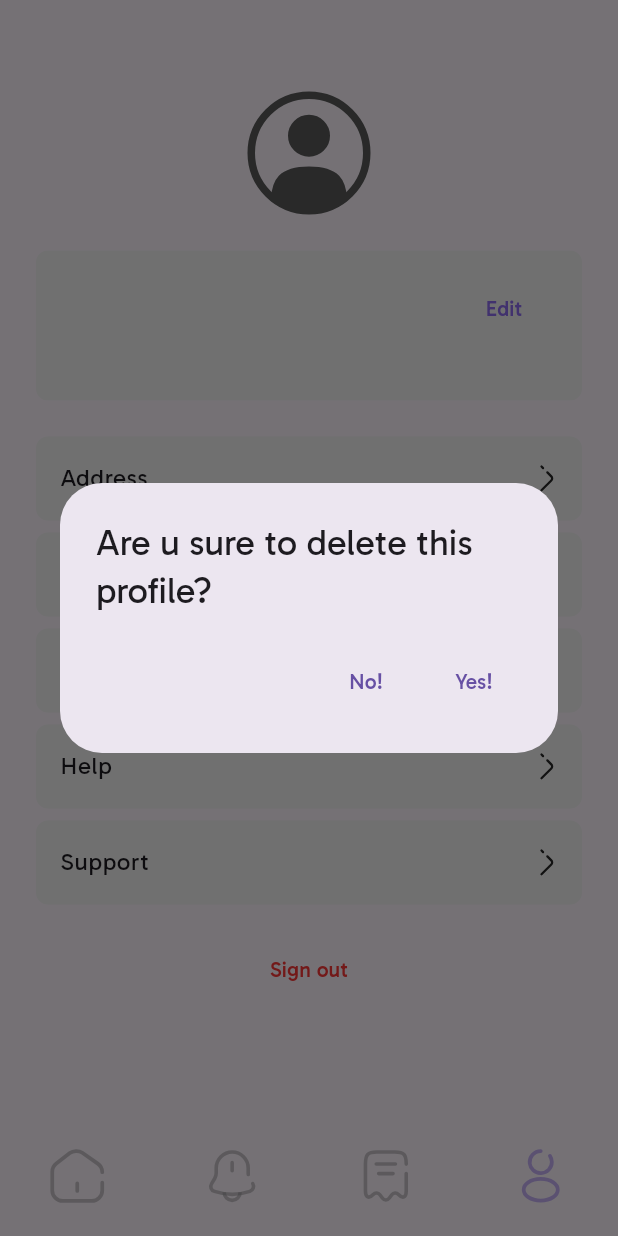
After one commit to alex-carter-mobdev/e-commerce, a Flutter app: the SettingsPage screen opened by its route, after a tap on "Edit", after a tap on "Sign out", on a phone screen of 412 x 824 dp. The commit adds this screen. Run offline on Flutter 3.47's test engine with Material 3 defaults, Android fonts, the phone set to English and light mode, and no system bars; our stand-ins replace bloc, dio, flutter_bloc, flutter_form_builder, flutter_svg, fluttertoast and 4 more; accounts and stored records are empty; network calls fail; statements that could not run were skipped.

Commit message:
feat: add settings page and fix routing system and bottom navigation bar

```diff
--- a/lib/core/theme/color.dart
+++ b/lib/core/theme/color.dart
@@ -10,4 +10,5 @@ class ThemeColor {
   static Color white_100 = Color(0xFFffffff);
   static Color white_50 = Color(0xFF858484);
   static Color secondary = Color(0xFFF4F4F4);
+  static Color red = Color(0xFFFA3636);
 }
--- a/lib/core/theme/router.dart
+++ b/lib/core/theme/router.dart
@@ -3,6 +3,7 @@ import 'package:e_commerce/features/auth/view/page/forgot_password/1-step/forgot
 import 'package:e_commerce/features/auth/view/page/forgot_password/2-step/forgot_password_page.dart'
     as step2_page;
 import 'package:e_commerce/features/auth/view/page/about_yourself/about_yourself_page.dart';
+import 'package:e_commerce/features/settings/view/page/settings_page.dart';
 import 'package:e_commerce/features/settings/view/widgets/footer_navbar.dart';
 import 'package:flutter/material.dart';
 import 'package:e_commerce/features/auth/view/page/reset_password/reset_password_page.dart';
@@ -15,7 +16,9 @@ part 'routes.dart';
 GoRouter router = GoRouter(
   initialLocation: Routes.signIn,
   navigatorKey: Routes._rootNavigatorKey,
-
+  errorBuilder: (context, state) {
+    return ErrorPage(error: state.error?.message);
+  },
   routes: [
     GoRoute(path: Routes.signIn, builder: (context, state) => SigninPage()),
     GoRoute(path: Routes.signUp, builder: (context, state) => SignUpPage()),
@@ -39,30 +42,41 @@ GoRouter router = GoRouter(
     StatefulShellRoute.indexedStack(
       builder:
           (context, state, navigationShell) => FooterNavbar(navigationShell),
+
       branches: [
+        StatefulShellBranch(
+          navigatorKey: Routes._homeNavigatorKey,
+          routes: [
+            GoRoute(
+              path: Routes.home,
+              builder: (context, state) => PageInProgress(),
+            ),
+          ],
+        ),
+        StatefulShellBranch(
+          navigatorKey: Routes._notificationsNavigatorKey,
+          routes: [
+            GoRoute(
+              path: Routes.notifications,
+              builder: (context, state) => PageInProgress(),
+            ),
+          ],
+        ),
+        StatefulShellBranch(
+          navigatorKey: Routes._ordersNavigatorKey,
+          routes: [
+            GoRoute(
+              path: Routes.orders,
+              builder: (context, state) => PageInProgress(),
+            ),
+          ],
+        ),
         StatefulShellBranch(
           navigatorKey: Routes._settingsNavigatorKey,
           routes: [
             GoRoute(
               path: Routes.settings,
-              builder:
-                  (context, state) => Scaffold(
-                    appBar: AppBar(),
-                    body: Center(child: Text('We working on this page')),
-                  ),
-            ),
-          ],
-        ),
-        StatefulShellBranch(
-          navigatorKey: Routes._homeNavigatorKey,
-          routes: [
-            GoRoute(
-              path: Routes.home,
-              builder:
-                  (context, state) => Scaffold(
-                    appBar: AppBar(),
-                    body: Center(child: Text('We working on this page')),
-                  ),
+              builder: (context, state) => SettingsPage(),
             ),
           ],
         ),
@@ -70,3 +84,28 @@ GoRouter router = GoRouter(
     ),
   ],
 );
+
+class PageInProgress extends StatelessWidget {
+  const PageInProgress({super.key});
+
+  @override
+  Widget build(BuildContext context) {
+    return Scaffold(
+      appBar: AppBar(),
+      body: Center(child: Text('We working on this page')),
+    );
+  }
+}
+
+class ErrorPage extends StatelessWidget {
+  const ErrorPage({super.key, this.error});
+  final String? error;
+
+  @override
+  Widget build(BuildContext context) {
+    return Scaffold(
+      appBar: AppBar(),
+      body: Center(child: Text(error ?? 'Something unexpected happend')),
+    );
+  }
+}
--- a/lib/core/theme/routes.dart
+++ b/lib/core/theme/routes.dart
@@ -7,11 +7,15 @@ class Routes {
   static String resetPassword = '/resetPassword';
   static String aboutYourself = '/aboutYourself';
   static String settings = '/settings';
+  static String orders = '/orders';
+  static String notifications = '/notifications';
   static var forgotPassword = _ForgotPasswordRoutes();
 
   static final _rootNavigatorKey = GlobalKey<NavigatorState>();
   static final _homeNavigatorKey = GlobalKey<NavigatorState>();
   static final _settingsNavigatorKey = GlobalKey<NavigatorState>();
+  static final _ordersNavigatorKey = GlobalKey<NavigatorState>();
+  static final _notificationsNavigatorKey = GlobalKey<NavigatorState>();
 }
 
 class _ForgotPasswordRoutes {
--- a/lib/features/auth/view/page/about_yourself/about_yourself_page.dart
+++ b/lib/features/auth/view/page/about_yourself/about_yourself_page.dart
@@ -57,7 +57,7 @@ class _AboutYourselfPageState extends State<AboutYourselfPage> {
         var res = await AuthService().updateUserData(data);
         setState(() => loading = false);
 
-        res.$1 ? context.goNamed(Routes.home) : Toastify.e(res.$2);
+        res.$1 ? context.go(Routes.home) : Toastify.e(res.$2);
       }
     }
 
--- a/lib/features/auth/view/page/sign_in/signin_page.dart
+++ b/lib/features/auth/view/page/sign_in/signin_page.dart
@@ -39,6 +39,7 @@ class _SigninPageState extends State<SigninPage> {
   Widget build(BuildContext context) {
     Future<void> singIn() async {
       _formKey.currentState?.saveAndValidate(focusOnInvalid: true);
+
       if (_formKey.currentState!.isValid) {
         var data = _formKey.currentState!.value;
         logger.i(data);
@@ -47,7 +48,7 @@ class _SigninPageState extends State<SigninPage> {
         var res = await AuthService().signIn(data);
         setState(() => loading = false);
 
-        res.$1 ? context.goNamed(Routes.home) : Toastify.e(res.$2);
+        res.$1 ? context.go(Routes.home) : Toastify.e(res.$2);
       }
     }
 
--- a/lib/features/auth/view/page/sign_up/signup_page.dart
+++ b/lib/features/auth/view/page/sign_up/signup_page.dart
@@ -50,7 +50,7 @@ class _SignUpPageState extends State<SignUpPage> {
         var res = await AuthService().signUp(data);
         setState(() => loading = false);
 
-        res.$1 ? context.goNamed(Routes.aboutYourself) : Toastify.e(res.$2);
+        res.$1 ? context.go(Routes.aboutYourself) : Toastify.e(res.$2);
       }
     }
 
--- /dev/null
+++ b/lib/features/settings/view/page/settings_page.dart
@@ -0,0 +1,89 @@
+import 'package:e_commerce/core/storage/auth_local_storage.dart';
+import 'package:e_commerce/core/theme/router.dart';
+import 'package:e_commerce/core/utils/logger.dart';
+import 'package:e_commerce/core/utils/toast.dart';
+import 'package:e_commerce/features/settings/model/settings_service.dart';
+import 'package:e_commerce/features/settings/view/page/settings_view.dart';
+import 'package:e_commerce/features/settings/view/widgets/popup.dart';
+import 'package:flutter/material.dart';
+import 'package:go_router/go_router.dart';
+
+class SettingsPage extends StatefulWidget {
+  const SettingsPage({super.key});
+
+  @override
+  State<SettingsPage> createState() => _SettingsPageState();
+}
+
+class _SettingsPageState extends State<SettingsPage> {
+  bool loading = false;
+  Map<String, dynamic>? data;
+
+  void getProfileData() async {
+    var res = await SettingsService().getProfileData();
+
+    if (res.$1) {
+      logger.i(res);
+      setState(() => data = res.$3);
+      logger.i(data);
+    } else {
+      Toastify.e(res.$2);
+    }
+  }
+
+  @override
+  void initState() {
+    super.initState();
+    Toastify.init(context);
+    getProfileData();
+  }
+
+  onEditPressed() {
+    showDialog(context: context, builder: (context) => Popup(getProfileData));
+  }
+
+  onSignOutPressed() {
+    showDialog(
+      context: context,
+      builder:
+          (context) => AlertDialog(
+            title: Text('Are u sure to delete this profile?'),
+            actions: [
+              TextButton(
+                onPressed: () {
+                  context.pop();
+                },
+                child: Text('No!'),
+              ),
+              TextButton(
+                onPressed: () {
+                  AuthLocalStorage().delete();
+                  context.go(Routes.signIn);
+                },
+                child: Text('Yes!'),
+              ),
+            ],
+          ),
+    );
+  }
+
+  @override
+  Widget build(BuildContext context) {
+    String firstName = data?['firstName'] ?? '';
+    String lastName = data?['lastName'] ?? '';
+    String email = data?['email'] ?? '';
+
+    return Scaffold(
+      appBar: AppBar(),
+      body: SingleChildScrollView(
+        child: SettingsView(
+          firstName,
+          lastName,
+          email,
+          onEditPressed: onEditPressed,
+          onSignOutPressed: onSignOutPressed,
+        ),
+      ),
+    );
+  }
+}
--- /dev/null
+++ b/lib/features/settings/view/page/settings_view.dart
@@ -0,0 +1,57 @@
+import 'package:e_commerce/core/theme/color.dart';
+import 'package:e_commerce/features/settings/view/widgets/tile.dart';
+import 'package:e_commerce/features/settings/view/widgets/tile_edit.dart';
+import 'package:flutter/material.dart';
+import 'package:flutter_svg/svg.dart';
+
+class SettingsView extends StatelessWidget {
+  const SettingsView(
+    this.firstName,
+    this.lastName,
+    this.email, {
+    super.key,
+    required this.onEditPressed,
+    required this.onSignOutPressed,
+  });
+
+  final String firstName;
+  final String lastName;
+  final String email;
+  final void Function() onEditPressed;
+  final void Function() onSignOutPressed;
+
+  @override
+  Widget build(BuildContext context) {
+    return Padding(
+      padding: const EdgeInsets.symmetric(horizontal: 24),
+      child: Column(
+        children: [
+          SvgPicture.asset('assets/icons/user_icon.svg'),
+          SizedBox(height: 19),
+          TileEdit(
+            title: '$firstName $lastName',
+            subtitle: email,
+            onPressed: onEditPressed,
+          ),
+          SizedBox(height: 24),
+          Column(
+            spacing: 8,
+            children: [
+              // TODO: add address, favourites, payment page
+              Tile(location: '/address', name: 'Address'),
+              Tile(location: '/favourites', name: 'Favourites'),
+              Tile(location: '/payment', name: 'Payment'),
+              Tile(location: null, name: 'Help'),
+              Tile(location: null, name: 'Support'),
+            ],
+          ),
+          SizedBox(height: 19),
+          TextButton(
+            onPressed: onSignOutPressed,
+            child: Text('Sign out', style: TextStyle(color: ThemeColor.red)),
+          ),
+        ],
+      ),
+    );
+  }
+}
--- a/lib/features/settings/view/widgets/footer_navbar.dart
+++ b/lib/features/settings/view/widgets/footer_navbar.dart
@@ -4,47 +4,57 @@ import 'package:go_router/go_router.dart';
 
 class FooterNavbar extends StatelessWidget {
   const FooterNavbar(this.navigationShell, {Key? key})
-    : super(key: key ?? const ValueKey('bottomNavigationBar'));
+    : super(key: key ?? const ValueKey('NavigationBar'));
   final StatefulNavigationShell navigationShell;
 
   @override
   Widget build(BuildContext context) {
-    return BottomNavigationBar(
-      onTap: (n) {
+    return Scaffold(
+      body: navigationShell,
+      bottomNavigationBar: NavigationBar(
+        indicatorColor: Colors.transparent,
+        onDestinationSelected: (n) {
           navigationShell.goBranch(
             n,
             initialLocation: n == navigationShell.currentIndex,
           );
         },
-      currentIndex: navigationShell.currentIndex,
+        selectedIndex: navigationShell.currentIndex,
+        backgroundColor: Colors.transparent,
+        labelBehavior: NavigationDestinationLabelBehavior.alwaysHide,
+        labelPadding: EdgeInsets.all(0),
 
-      selectedFontSize: 0,
-      items: [
-        BottomNavigationBarItem(
+        destinations: [
+          NavigationDestination(
             label: '',
             tooltip: 'Home',
             icon: SvgIcon('assets/icons/home.svg', isActive: false),
-          activeIcon: SvgIcon('assets/icons/home.svg', isActive: true),
+
+            selectedIcon: SvgIcon('assets/icons/home.svg', isActive: true),
           ),
-        BottomNavigationBarItem(
+          NavigationDestination(
             label: '',
             tooltip: 'Notifications',
             icon: SvgIcon('assets/icons/notifications.svg', isActive: false),
-          activeIcon: SvgIcon('assets/icons/notifications.svg', isActive: true),
+            selectedIcon: SvgIcon(
+              'assets/icons/notifications.svg',
+              isActive: true,
             ),
-        BottomNavigationBarItem(
+          ),
+          NavigationDestination(
             label: '',
             tooltip: 'Orders',
             icon: SvgIcon('assets/icons/orders.svg', isActive: false),
-          activeIcon: SvgIcon('assets/icons/orders.svg', isActive: true),
+            selectedIcon: SvgIcon('assets/icons/orders.svg', isActive: true),
           ),
-        BottomNavigationBarItem(
+          NavigationDestination(
             label: '',
             tooltip: 'Settings',
             icon: SvgIcon('assets/icons/settings.svg', isActive: false),
-          activeIcon: SvgIcon('assets/icons/settings.svg', isActive: true),
+            selectedIcon: SvgIcon('assets/icons/settings.svg', isActive: true),
           ),
         ],
+      ),
     );
   }
 }
--- /dev/null
+++ b/lib/features/settings/view/widgets/popup.dart
@@ -0,0 +1,102 @@
+import 'package:e_commerce/core/utils/toast.dart';
+import 'package:e_commerce/features/auth/model/service/auth_service.dart';
+import 'package:e_commerce/features/auth/view/widgets/input.dart';
+import 'package:flutter/material.dart';
+import 'package:flutter_form_builder/flutter_form_builder.dart';
+import 'package:form_builder_validators/form_builder_validators.dart';
+import 'package:go_router/go_router.dart';
+
+class Popup extends StatefulWidget {
+  const Popup(this.getProfileData, {super.key});
+
+  final void Function() getProfileData;
+
+  @override
+  State<Popup> createState() => _PopupState();
+}
+
+class _PopupState extends State<Popup> {
+  final _formKey = GlobalKey<FormBuilderState>();
+  final _firstNameKey = GlobalKey<FormBuilderFieldState>();
+  final _lastNameKey = GlobalKey<FormBuilderFieldState>();
+  final _emailKey = GlobalKey<FormBuilderFieldState>();
+
+  @override
+  void dispose() {
+    super.dispose();
+    _formKey.currentState?.dispose();
+  }
+
+  @override
+  Widget build(BuildContext context) {
+    return Dialog(
+      child: Container(
+        padding: EdgeInsets.all(20),
+        // constraints: BoxConstraints(maxHeight: 600),
+        child: SingleChildScrollView(
+          child: Column(
+            mainAxisSize: MainAxisSize.min,
+            spacing: 20,
+            children: [
+              Text('Edit your profile setting', style: TextStyle(fontSize: 20)),
+
+              FormBuilder(
+                autovalidateMode: AutovalidateMode.onUnfocus,
+                key: _formKey,
+                child: Column(
+                  spacing: 10,
+                  children: [
+                    Input(
+                      inputKey: _firstNameKey,
+                      name: 'firstName',
+                      labelText: 'First name',
+                      type: TextInputType.text,
+                    ),
+                    Input(
+                      inputKey: _lastNameKey,
+                      name: 'lastName',
+                      labelText: 'Last name',
+                      type: TextInputType.text,
+                    ),
+                    Input(
+                      inputKey: _emailKey,
+                      name: 'email',
+                      labelText: 'Your email',
+                      type: TextInputType.text,
+                      validatorsList: [FormBuilderValidators.email()],
+                    ),
+                  ],
+                ),
+              ),
+              Row(
+                mainAxisAlignment: MainAxisAlignment.end,
+                children: [
+                  TextButton(
+                    onPressed: () => context.pop(),
+                    child: Text('Close'),
+                  ),
+                  TextButton(
+                    onPressed: () async {
+                      _formKey.currentState!.saveAndValidate(
+                        focusOnInvalid: true,
+                      );
+                      if (_formKey.currentState!.isValid) {
+                        Map<String, dynamic> value =
+                            _formKey.currentState!.value;
+                        var result = await AuthService().updateUserData(value);
+
+                        result.$1 ? context.pop() : Toastify.e(result.$2);
+                        widget.getProfileData();
+                      }
+                    },
+                    child: Text('Edit'),
+                  ),
+                ],
+              ),
+            ],
+          ),
+        ),
+      ),
+    );
+  }
+}
```
Also changed, not shown: lib/core/api/dio_api.dart (+10 -15 lines), assets/icons/home.svg (added), assets/icons/notifications.svg (added), assets/icons/orders.svg (added), assets/icons/settings.svg (added). Lines whose indentation alone changed are shown as unchanged.
